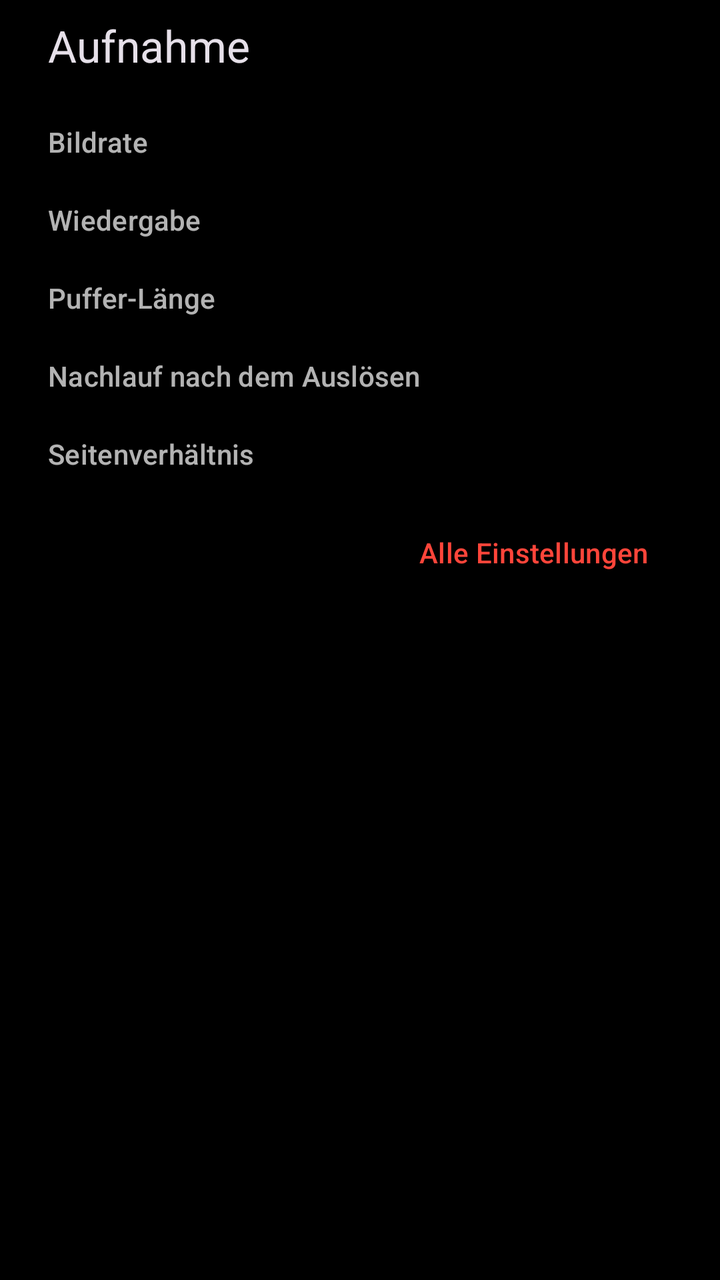
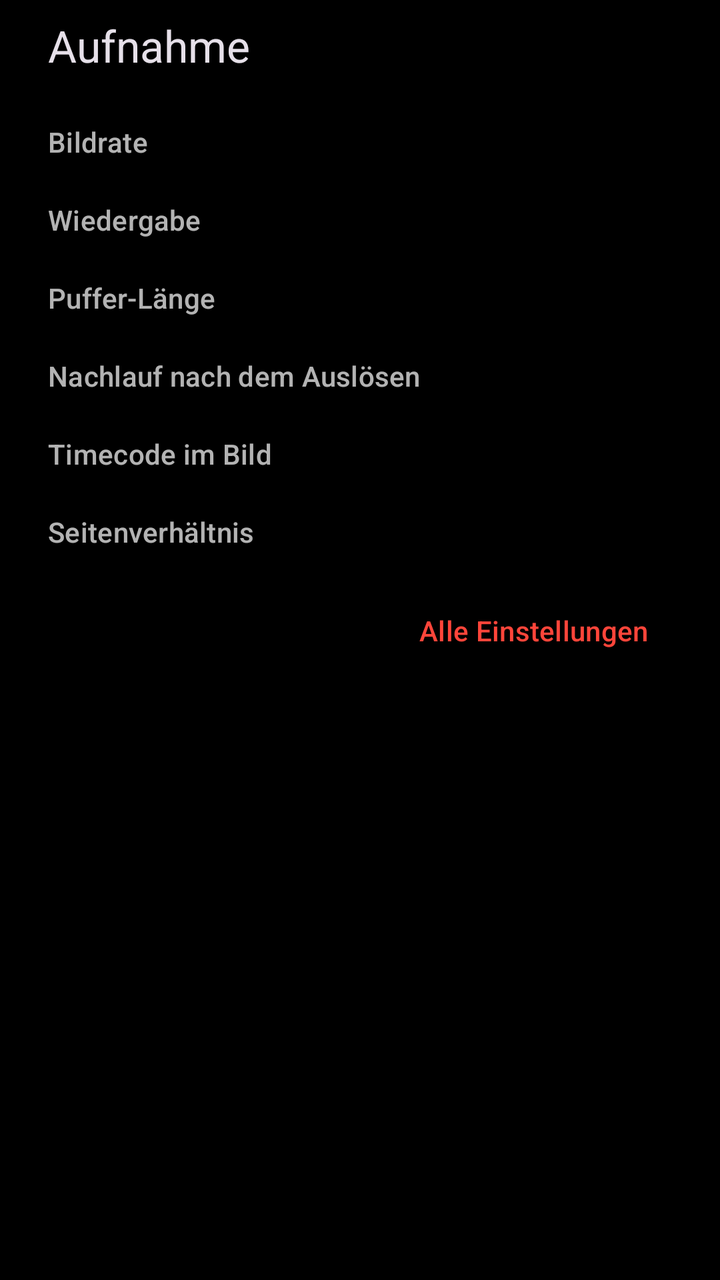

The first picture is an Android layout as it rendered before a commit; the second is the same layout after the commit. The layout source and the unified diff follow.
<!-- AndroidManifest.xml: application theme Theme.PrecorderOne -->
<!-- res/layout/sheet_quick_settings.xml -->
<?xml version="1.0" encoding="utf-8"?>
<LinearLayout xmlns:android="http://schemas.android.com/apk/res/android"
    xmlns:app="http://schemas.android.com/apk/res-auto"
    android:layout_width="match_parent"
    android:layout_height="wrap_content"
    android:orientation="vertical"
    android:paddingHorizontal="24dp"
    android:paddingTop="8dp"
    android:paddingBottom="16dp">

    <TextView
        android:layout_width="wrap_content"
        android:layout_height="wrap_content"
        android:layout_marginBottom="8dp"
        android:text="@string/quick_title"
        android:textAppearance="?attr/textAppearanceTitleLarge" />

    <TextView
        style="@style/Widget.PrecorderOne.SheetLabel"
        android:text="@string/quick_fps" />

    <com.google.android.material.chip.ChipGroup
        android:id="@+id/fpsGroup"
        android:layout_width="match_parent"
        android:layout_height="wrap_content"
        app:selectionRequired="true"
        app:singleSelection="true" />

    <TextView
        style="@style/Widget.PrecorderOne.SheetLabel"
        android:text="@string/quick_playback" />

    <com.google.android.material.chip.ChipGroup
        android:id="@+id/playbackGroup"
        android:layout_width="match_parent"
        android:layout_height="wrap_content"
        app:selectionRequired="true"
        app:singleSelection="true" />

    <TextView
        style="@style/Widget.PrecorderOne.SheetLabel"
        android:text="@string/quick_loop" />

    <com.google.android.material.chip.ChipGroup
        android:id="@+id/loopGroup"
        android:layout_width="match_parent"
        android:layout_height="wrap_content"
        app:selectionRequired="true"
        app:singleSelection="true" />

    <TextView
        style="@style/Widget.PrecorderOne.SheetLabel"
        android:text="@string/quick_post_roll" />

    <com.google.android.material.chip.ChipGroup
        android:id="@+id/postRollGroup"
        android:layout_width="match_parent"
        android:layout_height="wrap_content"
        app:selectionRequired="true"
        app:singleSelection="true" />

    <TextView
        style="@style/Widget.PrecorderOne.SheetLabel"
        android:text="@string/quick_aspect" />

    <com.google.android.material.chip.ChipGroup
        android:id="@+id/aspectGroup"
        android:layout_width="match_parent"
        android:layout_height="wrap_content"
        app:selectionRequired="true"
        app:singleSelection="true" />

    <com.google.android.material.button.MaterialButton
        android:id="@+id/btnAllSettings"
        style="@style/Widget.Material3.Button.TextButton"
        android:layout_width="wrap_content"
        android:layout_height="wrap_content"
        android:layout_gravity="end"
        android:layout_marginTop="12dp"
        android:text="@string/quick_all_settings" />
</LinearLayout>
<!-- resources referenced by this layout -->
<resources>
  <string name="quick_all_settings">Alle Einstellungen</string>
  <string name="quick_aspect">Seitenverhältnis</string>
  <string name="quick_fps">Bildrate</string>
  <string name="quick_loop">Puffer-Länge</string>
  <string name="quick_playback">Wiedergabe</string>
  <string name="quick_post_roll">Nachlauf nach dem Auslösen</string>
  <string name="quick_title">Aufnahme</string>
  <style name="Widget.PrecorderOne.SheetLabel" parent="">
          <item name="android:layout_width">wrap_content</item>
          <item name="android:layout_height">wrap_content</item>
          <item name="android:layout_marginTop">16dp</item>
          <item name="android:layout_marginBottom">4dp</item>
          <item name="android:textAppearance">?attr/textAppearanceLabelLarge</item>
          <item name="android:textColor">@color/text_secondary</item>
      </style>
  <style name="Theme.PrecorderOne" parent="Theme.Material3.Dark.NoActionBar">
          <item name="colorPrimary">@color/brand_red</item>
          <item name="colorOnPrimary">@android:color/white</item>
          <item name="colorSecondary">@color/buffer_amber</item>
          <item name="colorSurface">@color/surface_dark</item>
          <item name="colorSurfaceContainer">@color/surface_container</item>
          <item name="android:windowBackground">@android:color/black</item>
          <item name="android:statusBarColor">@android:color/black</item>
          <item name="android:navigationBarColor">@android:color/black</item>
      </style>
  <color name="text_secondary">#B3FFFFFF</color>
  <color name="brand_red">#FF453A</color>
  <color name="buffer_amber">#FFB020</color>
  <color name="surface_dark">#121417</color>
  <color name="surface_container">#1C1F24</color>
</resources>

<!-- the commit's change to res/layout/sheet_quick_settings.xml (unified diff, before → after) -->
@@ -1,6 +1,10 @@
 <?xml version="1.0" encoding="utf-8"?>
-<LinearLayout xmlns:android="http://schemas.android.com/apk/res/android"
+<androidx.core.widget.NestedScrollView xmlns:android="http://schemas.android.com/apk/res/android"
     xmlns:app="http://schemas.android.com/apk/res-auto"
+    android:layout_width="match_parent"
+    android:layout_height="wrap_content">
+
+<LinearLayout
     android:layout_width="match_parent"
     android:layout_height="wrap_content"
     android:orientation="vertical"
@@ -61,6 +65,17 @@
 
     <TextView
         style="@style/Widget.PrecorderOne.SheetLabel"
+        android:text="@string/quick_timecode" />
+
+    <com.google.android.material.chip.ChipGroup
+        android:id="@+id/timecodeGroup"
+        android:layout_width="match_parent"
+        android:layout_height="wrap_content"
+        app:selectionRequired="true"
+        app:singleSelection="true" />
+
+    <TextView
+        style="@style/Widget.PrecorderOne.SheetLabel"
         android:text="@string/quick_aspect" />
 
     <com.google.android.material.chip.ChipGroup
@@ -79,3 +94,4 @@
         android:layout_marginTop="12dp"
         android:text="@string/quick_all_settings" />
 </LinearLayout>
+</androidx.core.widget.NestedScrollView>
<!-- resource entries referenced after the edit -->
@@ -6,6 +6,7 @@
   <string name="quick_loop">Puffer-Länge</string>
   <string name="quick_playback">Wiedergabe</string>
   <string name="quick_post_roll">Nachlauf nach dem Auslösen</string>
+  <string name="quick_timecode">Timecode im Bild</string>
   <string name="quick_title">Aufnahme</string>
   <style name="Widget.PrecorderOne.SheetLabel" parent="">
           <item name="android:layout_width">wrap_content</item>
